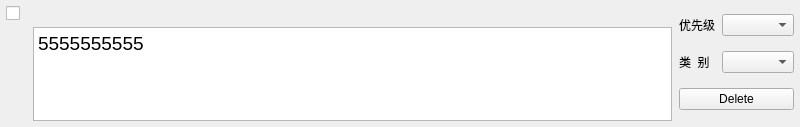
Qt form taskwidget.ui (suibaian/TaskReminder) before a commit.
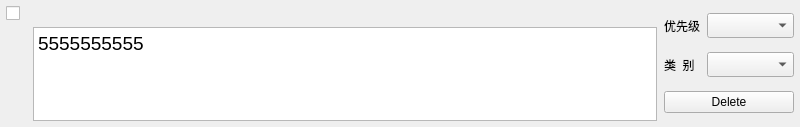
The same form after that commit.

What changed in the file:
```diff
--- a/taskwidget.ui
+++ b/taskwidget.ui
@@ -111,12 +111,24 @@
            </item>
            <item>
             <widget class="QComboBox" name="priorityCombo">
+             <property name="enabled">
+              <bool>true</bool>
+             </property>
              <property name="sizePolicy">
               <sizepolicy hsizetype="Fixed" vsizetype="Fixed">
                <horstretch>0</horstretch>
                <verstretch>0</verstretch>
               </sizepolicy>
              </property>
+             <property name="minimumSize">
+              <size>
+               <width>87</width>
+               <height>25</height>
+              </size>
+             </property>
+             <property name="editable">
+              <bool>false</bool>
+             </property>
             </widget>
            </item>
           </layout>
@@ -138,6 +150,12 @@
                <verstretch>0</verstretch>
               </sizepolicy>
              </property>
+             <property name="minimumSize">
+              <size>
+               <width>87</width>
+               <height>25</height>
+              </size>
+             </property>
             </widget>
            </item>
           </layout>
```
